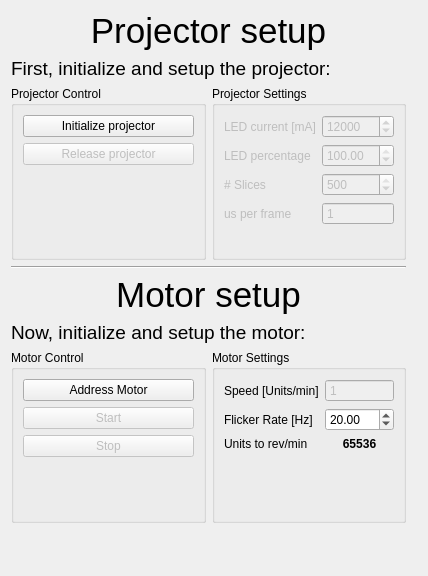
Before: the Qt Designer form src/ProjectorWidgetPage.ui in CarloNicolini/Volvux, drawn with Qt 5.
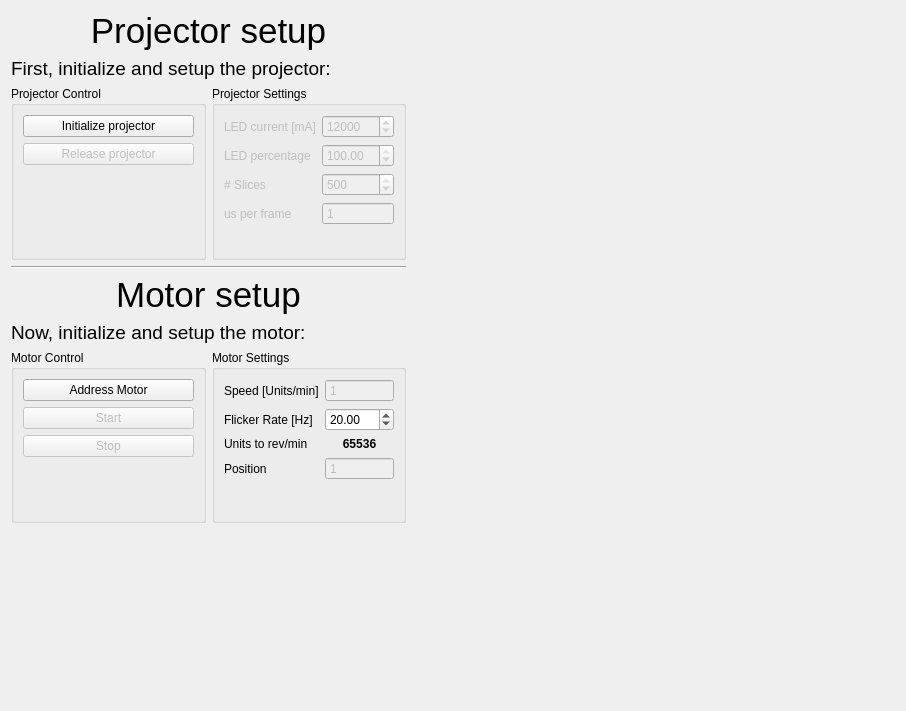
After: the same form once the commit is applied.

Commit message: Getting motor position

```diff
--- a/src/ProjectorWidgetPage.ui
+++ b/src/ProjectorWidgetPage.ui
@@ -6,8 +6,8 @@
    <rect>
     <x>0</x>
     <y>0</y>
-    <width>428</width>
-    <height>576</height>
+    <width>906</width>
+    <height>711</height>
    </rect>
   </property>
   <property name="sizePolicy">
@@ -420,6 +420,41 @@
            </property>
           </widget>
          </item>
+         <item row="3" column="0">
+          <widget class="QLabel" name="labelPosition">
+           <property name="text">
+            <string>Position</string>
+           </property>
+          </widget>
+         </item>
+         <item row="3" column="1">
+          <widget class="QSpinBox" name="spinBoxPosition">
+           <property name="enabled">
+            <bool>false</bool>
+           </property>
+           <property name="frame">
+            <bool>true</bool>
+           </property>
+           <property name="readOnly">
+            <bool>true</bool>
+           </property>
+           <property name="buttonSymbols">
+            <enum>QAbstractSpinBox::NoButtons</enum>
+           </property>
+           <property name="keyboardTracking">
+            <bool>false</bool>
+           </property>
+           <property name="minimum">
+            <number>1</number>
+           </property>
+           <property name="maximum">
+            <number>100000</number>
+           </property>
+           <property name="showGroupSeparator" stdset="0">
+            <bool>false</bool>
+           </property>
+          </widget>
+         </item>
         </layout>
        </widget>
       </item>
```
Left out of the diff: 6 changed lines with no effect on the pictures. The commit also changes 9 other files.
